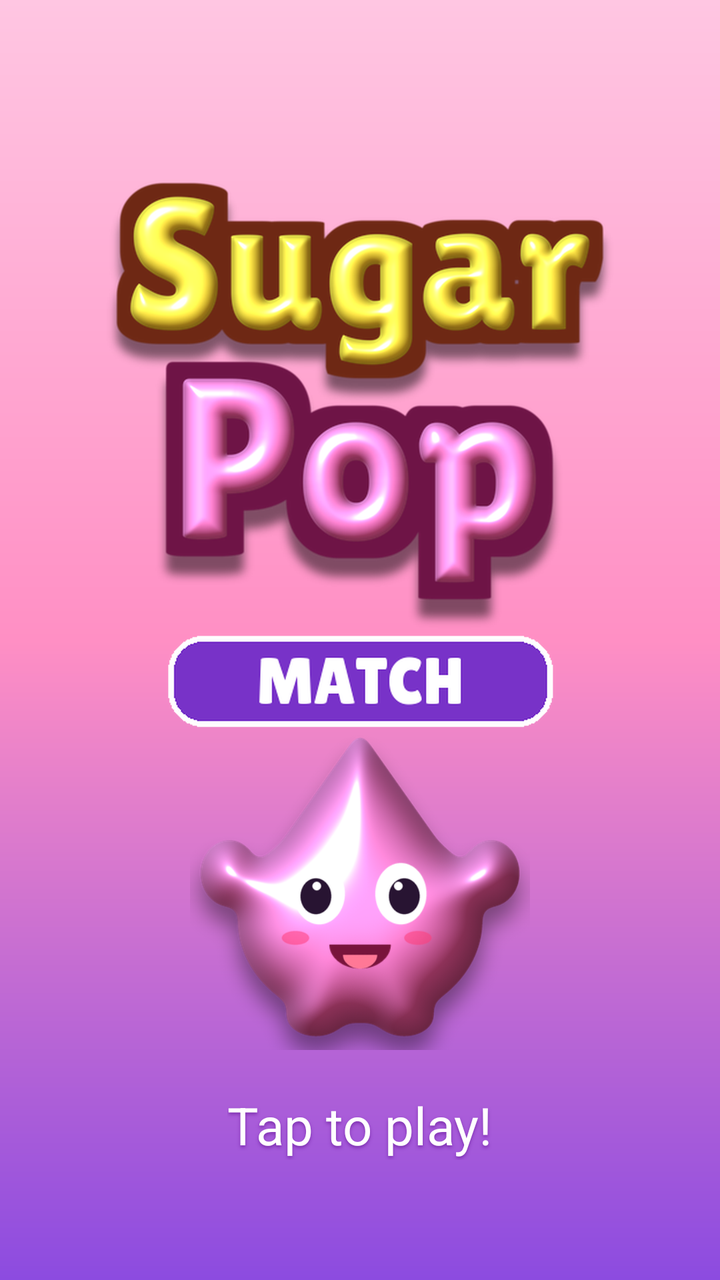
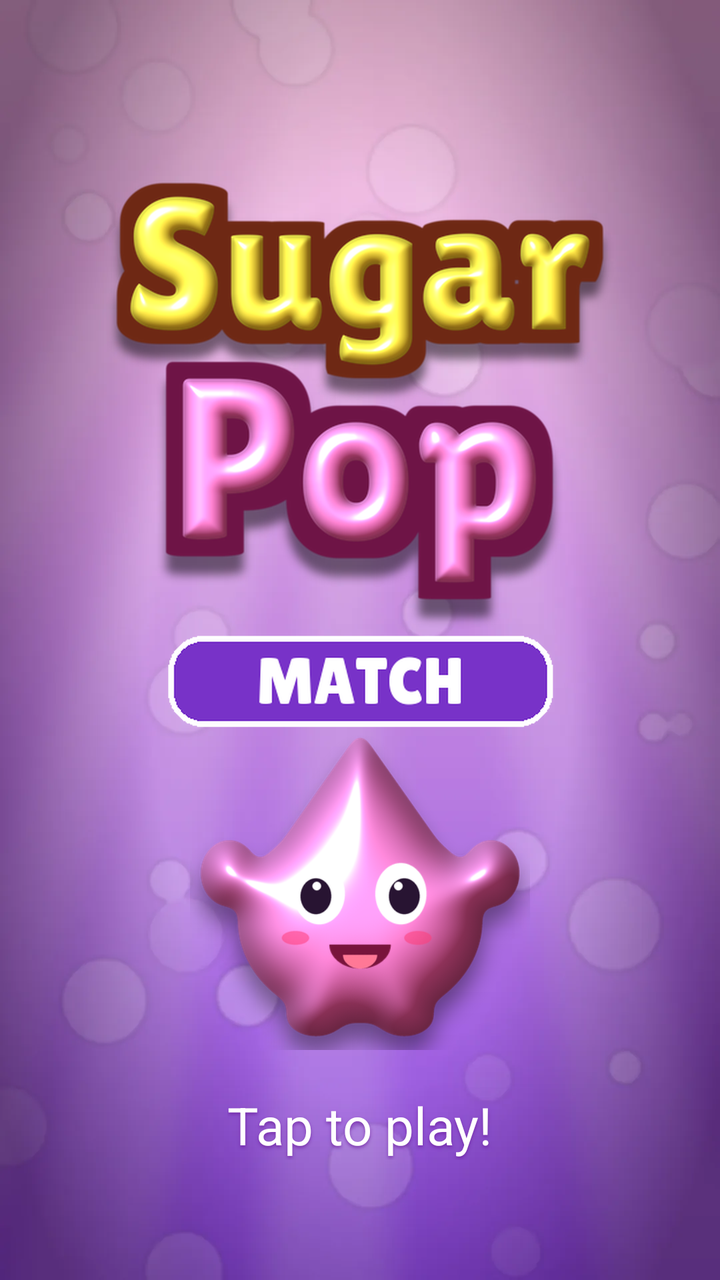

Screens rendered from an Android XML layout before and after an edit, with the pre-edit source and the edit as a unified diff.
<!-- AndroidManifest.xml: application theme AppTheme -->
<!-- res/layout/activity_main.xml -->
<?xml version="1.0" encoding="utf-8"?>
<LinearLayout xmlns:android="http://schemas.android.com/apk/res/android"
    android:id="@+id/root"
    android:layout_width="match_parent"
    android:layout_height="match_parent"
    android:background="#FFFFB6D5"
    android:orientation="vertical">

    <FrameLayout
        android:id="@+id/content"
        android:layout_width="match_parent"
        android:layout_height="0dp"
        android:layout_weight="1">

        
        <FrameLayout
            android:id="@+id/screenMap"
            android:layout_width="match_parent"
            android:layout_height="match_parent">

            <ScrollView
                android:id="@+id/mapScroll"
                android:layout_width="match_parent"
                android:layout_height="match_parent"
                android:overScrollMode="never"
                android:scrollbars="none">

                <com.sugarpop.match3.MapView
                    android:id="@+id/mapView"
                    android:layout_width="match_parent"
                    android:layout_height="wrap_content" />
            </ScrollView>

            
            <LinearLayout
                android:layout_width="match_parent"
                android:layout_height="wrap_content"
                android:background="@drawable/bar_top"
                android:elevation="6dp"
                android:gravity="center_vertical"
                android:orientation="horizontal"
                android:paddingStart="10dp"
                android:paddingTop="8dp"
                android:paddingEnd="10dp"
                android:paddingBottom="12dp">

                <FrameLayout
                    android:id="@+id/livesBox"
                    android:layout_width="wrap_content"
                    android:layout_height="wrap_content">

                    <TextView
                        android:id="@+id/lifeTimer"
                        style="@style/BarPill"
                        android:layout_marginStart="24dp"
                        android:paddingStart="30dp" />

                    <FrameLayout
                        android:layout_width="50dp"
                        android:layout_height="50dp">

                        <ImageView
                            android:layout_width="match_parent"
                            android:layout_height="match_parent"
                            android:contentDescription="@string/lives"
                            android:src="@drawable/ui_heart" />

                        <TextView
                            android:id="@+id/livesText"
                            android:layout_width="match_parent"
                            android:layout_height="match_parent"
                            android:gravity="center"
                            android:shadowColor="#AA8A0040"
                            android:shadowDy="2"
                            android:shadowRadius="3"
                            android:textColor="#FFFFFFFF"
                            android:textSize="20sp" />
                    </FrameLayout>
                </FrameLayout>

                <View
                    android:layout_width="0dp"
                    android:layout_height="1dp"
                    android:layout_weight="1" />

                <FrameLayout
                    android:id="@+id/coinsBox"
                    android:layout_width="wrap_content"
                    android:layout_height="wrap_content">

                    <TextView
                        android:id="@+id/mapCoins"
                        style="@style/BarPill"
                        android:layout_marginStart="22dp"
                        android:minWidth="80dp"
                        android:paddingStart="28dp" />

                    <ImageView
                        android:layout_width="46dp"
                        android:layout_height="46dp"
                        android:contentDescription="@string/coins"
                        android:src="@drawable/ui_coin" />
                </FrameLayout>

                <ImageView
                    android:id="@+id/btnSettings"
                    android:layout_width="48dp"
                    android:layout_height="48dp"
                    android:layout_marginStart="8dp"
                    android:contentDescription="@string/settings"
                    android:src="@drawable/ui_gear" />
            </LinearLayout>

            
            <LinearLayout
                android:layout_width="match_parent"
                android:layout_height="74dp"
                android:layout_gravity="bottom"
                android:background="@drawable/bar_bottom"
                android:elevation="6dp"
                android:orientation="horizontal">

                <LinearLayout
                    android:id="@+id/navMap"
                    style="@style/NavTab"
                    android:background="@drawable/nav_selected">

                    <ImageView
                        style="@style/NavIcon"
                        android:contentDescription="@string/nav_map"
                        android:src="@drawable/nav_map" />

                    <TextView
                        style="@style/NavLabel"
                        android:text="@string/nav_map" />
                </LinearLayout>

                <FrameLayout
                    android:layout_width="0dp"
                    android:layout_height="match_parent"
                    android:layout_weight="1">

                    <LinearLayout
                        android:id="@+id/navDaily"
                        style="@style/NavTab"
                        android:layout_width="match_parent">

                        <ImageView
                            style="@style/NavIcon"
                            android:contentDescription="@string/nav_daily"
                            android:src="@drawable/nav_daily" />

                        <TextView
                            style="@style/NavLabel"
                            android:text="@string/nav_daily" />
                    </LinearLayout>

                    <TextView
                        android:id="@+id/dailyBadge"
                        style="@style/Badge"
                        android:layout_gravity="top|end"
                        android:layout_marginTop="2dp"
                        android:layout_marginEnd="18dp"
                        android:text="!" />
                </FrameLayout>

                <LinearLayout
                    android:id="@+id/navShop"
                    style="@style/NavTab">

                    <ImageView
                        style="@style/NavIcon"
                        android:contentDescription="@string/nav_shop"
                        android:src="@drawable/nav_shop" />

                    <TextView
                        style="@style/NavLabel"
                        android:text="@string/nav_shop" />
                </LinearLayout>
            </LinearLayout>
        </FrameLayout>

        
        <FrameLayout
            android:id="@+id/screenGame"
            android:layout_width="match_parent"
            android:layout_height="match_parent"
            android:visibility="gone">

            <LinearLayout
                android:layout_width="match_parent"
                android:layout_height="match_parent"
                android:orientation="vertical">

                
                <FrameLayout
                    android:layout_width="match_parent"
                    android:layout_height="104dp"
                    android:background="@drawable/hud_bar"
                    android:elevation="6dp">

                    <LinearLayout
                        android:layout_width="match_parent"
                        android:layout_height="match_parent"
                        android:gravity="center_vertical"
                        android:orientation="horizontal"
                        android:paddingStart="10dp"
                        android:paddingEnd="10dp"
                        android:paddingBottom="8dp">

                        <LinearLayout
                            android:layout_width="0dp"
                            android:layout_height="wrap_content"
                            android:layout_weight="1"
                            android:orientation="vertical">

                            <com.sugarpop.match3.ScoreBar
                                android:id="@+id/scoreBar"
                                android:layout_width="match_parent"
                                android:layout_height="40dp" />

                            <TextView
                                android:id="@+id/scoreText"
                                android:layout_width="wrap_content"
                                android:layout_height="wrap_content"
                                android:layout_marginStart="4dp"
                                android:shadowColor="#88003040"
                                android:shadowDy="2"
                                android:shadowRadius="2"
                                android:textColor="#FFFFFFFF"
                                android:textSize="15sp" />
                        </LinearLayout>

                        <LinearLayout
                            android:layout_width="104dp"
                            android:layout_height="match_parent"
                            android:layout_marginStart="6dp"
                            android:layout_marginEnd="6dp"
                            android:background="@drawable/hud_notch"
                            android:gravity="center"
                            android:orientation="vertical">

                            <TextView
                                android:id="@+id/levelTitle"
                                android:layout_width="wrap_content"
                                android:layout_height="wrap_content"
                                android:textColor="#CC003A4A"
                                android:textSize="15sp" />

                            <FrameLayout
                                android:id="@+id/movesHolder"
                                android:layout_width="wrap_content"
                                android:layout_height="wrap_content" />
                        </LinearLayout>

                        <LinearLayout
                            android:layout_width="0dp"
                            android:layout_height="wrap_content"
                            android:layout_weight="1"
                            android:gravity="center"
                            android:orientation="horizontal">

                            <ImageView
                                android:id="@+id/goalIcon"
                                android:layout_width="46dp"
                                android:layout_height="46dp"
                                android:contentDescription="@string/goal" />

                            <FrameLayout
                                android:id="@+id/goalHolder"
                                android:layout_width="wrap_content"
                                android:layout_height="wrap_content"
                                android:layout_marginStart="2dp" />
                        </LinearLayout>
                    </LinearLayout>

                    <ImageView
                        android:id="@+id/btnPause"
                        android:layout_width="38dp"
                        android:layout_height="38dp"
                        android:layout_gravity="top|end"
                        android:layout_margin="4dp"
                        android:contentDescription="@string/menu"
                        android:src="@drawable/ui_gear" />
                </FrameLayout>

                <com.sugarpop.match3.BoardView
                    android:id="@+id/boardView"
                    android:layout_width="match_parent"
                    android:layout_height="0dp"
                    android:layout_weight="1" />

                
                <LinearLayout
                    android:layout_width="wrap_content"
                    android:layout_height="wrap_content"
                    android:layout_gravity="center_horizontal"
                    android:layout_marginBottom="8dp"
                    android:background="@drawable/booster_tray"
                    android:orientation="horizontal"
                    android:padding="6dp">

                    <FrameLayout
                        android:id="@+id/btnHammer"
                        style="@style/BoosterBox">

                        <ImageView
                            style="@style/BoosterIcon"
                            android:contentDescription="@string/hammer"
                            android:src="@drawable/boost_hammer" />

                        <TextView
                            android:id="@+id/badgeHammer"
                            style="@style/Badge"
                            android:layout_gravity="top|end" />
                    </FrameLayout>

                    <FrameLayout
                        android:id="@+id/btnSwap"
                        style="@style/BoosterBox">

                        <ImageView
                            style="@style/BoosterIcon"
                            android:contentDescription="@string/free_swap"
                            android:src="@drawable/boost_swap" />

                        <TextView
                            android:id="@+id/badgeSwap"
                            style="@style/Badge"
                            android:layout_gravity="top|end" />
                    </FrameLayout>

                    <FrameLayout
                        android:id="@+id/btnShuffle"
                        style="@style/BoosterBox">

                        <ImageView
                            style="@style/BoosterIcon"
                            android:contentDescription="@string/shuffle"
                            android:src="@drawable/boost_shuffle" />

                        <TextView
                            android:id="@+id/badgeShuffle"
                            style="@style/Badge"
                            android:layout_gravity="top|end" />
                    </FrameLayout>
                </LinearLayout>
            </LinearLayout>
        </FrameLayout>

        
        <FrameLayout
            android:id="@+id/splash"
            android:layout_width="match_parent"
            android:layout_height="match_parent"
            android:background="@drawable/bg_splash"
            android:clickable="true"
            android:focusable="true">

            <ImageView
                android:id="@+id/splashLogo"
                android:layout_width="300dp"
                android:layout_height="wrap_content"
                android:layout_gravity="center_horizontal"
                android:layout_marginTop="90dp"
                android:adjustViewBounds="true"
                android:contentDescription="@string/app_name"
                android:src="@drawable/logo" />

            <ImageView
                android:id="@+id/splashMascot"
                android:layout_width="170dp"
                android:layout_height="170dp"
                android:layout_gravity="center"
                android:layout_marginTop="120dp"
                android:contentDescription="@string/app_name"
                android:src="@drawable/mascot" />

            <TextView
                android:id="@+id/splashTap"
                android:layout_width="wrap_content"
                android:layout_height="wrap_content"
                android:layout_gravity="bottom|center_horizontal"
                android:layout_marginBottom="60dp"
                android:shadowColor="#AA6A1B9A"
                android:shadowDy="3"
                android:shadowRadius="4"
                android:text="@string/tap_to_play"
                android:textColor="#FFFFFFFF"
                android:textSize="26sp" />
        </FrameLayout>
    </FrameLayout>

    <FrameLayout
        android:id="@+id/adContainer"
        android:layout_width="match_parent"
        android:layout_height="wrap_content"
        android:background="#FF2A1240" />
</LinearLayout>
<!-- resources referenced by this layout -->
<resources>
  <!-- drawable bar_bottom (drawable) -->
  <?xml version="1.0" encoding="utf-8"?>
  <shape xmlns:android="http://schemas.android.com/apk/res/android">
      <gradient android:angle="270" android:endColor="#FFF07AB5" android:startColor="#FFFFB3D6" />
      <stroke android:width="2dp" android:color="#FFE0559B" />
  </shape>
  <!-- drawable bar_top (drawable) -->
  <?xml version="1.0" encoding="utf-8"?>
  <shape xmlns:android="http://schemas.android.com/apk/res/android">
      <gradient android:angle="270" android:endColor="#FFF9A8CF" android:startColor="#FFFFD1E6" />
      <corners android:bottomLeftRadius="22dp" android:bottomRightRadius="22dp" />
      <stroke android:width="2dp" android:color="#FFF06FAE" />
  </shape>
  <!-- drawable bg_splash (drawable) -->
  <?xml version="1.0" encoding="utf-8"?>
  <shape xmlns:android="http://schemas.android.com/apk/res/android">
      <gradient android:angle="270" android:centerColor="#FFFF8FC4" android:endColor="#FF8C4BE0" android:startColor="#FFFFC6E2" />
  </shape>
  <!-- drawable booster_tray (drawable) -->
  <?xml version="1.0" encoding="utf-8"?>
  <shape xmlns:android="http://schemas.android.com/apk/res/android">
      <solid android:color="#5520C060" />
      <corners android:radius="44dp" />
      <stroke android:width="2dp" android:color="#66FFFFFF" />
  </shape>
  <!-- drawable hud_bar (drawable) -->
  <?xml version="1.0" encoding="utf-8"?>
  <shape xmlns:android="http://schemas.android.com/apk/res/android">
      <gradient android:angle="270" android:endColor="#FF35B6E8" android:startColor="#FF7FDBF5" />
      <corners android:bottomLeftRadius="26dp" android:bottomRightRadius="26dp" />
      <stroke android:width="2dp" android:color="#FFB9F0FF" />
  </shape>
  <!-- drawable hud_notch (drawable) -->
  <?xml version="1.0" encoding="utf-8"?>
  <shape xmlns:android="http://schemas.android.com/apk/res/android">
      <gradient android:angle="270" android:endColor="#FF9EE6FA" android:startColor="#FFD6F6FF" />
      <corners android:bottomLeftRadius="30dp" android:bottomRightRadius="30dp" />
  </shape>
  <!-- drawable nav_selected (drawable) -->
  <?xml version="1.0" encoding="utf-8"?>
  <shape xmlns:android="http://schemas.android.com/apk/res/android">
      <gradient android:angle="270" android:endColor="#FFFFD6EA" android:startColor="#FFFFFFFF" />
  </shape>
  <string name="coins">Coins</string>
  <string name="goal">Goal</string>
  <string name="lives">Lives</string>
  <string name="menu">Menu</string>
  <string name="nav_map">Map</string>
  <string name="nav_shop">Shop</string>
  <style name="Badge">
          <item name="android:layout_width">26dp</item>
          <item name="android:layout_height">26dp</item>
          <item name="android:background">@drawable/badge</item>
          <item name="android:gravity">center</item>
          <item name="android:textColor">#FFFFFFFF</item>
          <item name="android:textSize">14sp</item>
      </style>
  <style name="BarPill">
          <item name="android:layout_width">wrap_content</item>
          <item name="android:layout_height">36dp</item>
          <item name="android:layout_gravity">center_vertical</item>
          <item name="android:background">@drawable/bar_pill</item>
          <item name="android:gravity">center</item>
          <item name="android:minWidth">96dp</item>
          <item name="android:paddingEnd">12dp</item>
          <item name="android:textColor">#FF9E1F5C</item>
          <item name="android:textSize">18sp</item>
      </style>
  <!-- drawable badge (drawable) -->
  <?xml version="1.0" encoding="utf-8"?>
  <shape xmlns:android="http://schemas.android.com/apk/res/android" android:shape="oval">
      <solid android:color="#FFFF2D7A" />
      <stroke android:width="2dp" android:color="#FFFFFFFF" />
  </shape>
  <!-- drawable bar_pill (drawable) -->
  <?xml version="1.0" encoding="utf-8"?>
  <shape xmlns:android="http://schemas.android.com/apk/res/android">
      <solid android:color="#FFFFF4F8" />
      <corners android:radius="16dp" />
      <stroke android:width="2dp" android:color="#FFF3A3C8" />
  </shape>
  <!-- unchanged entries left out for length: 24 -->
</resources>

<!-- the commit's change to res/layout/activity_main.xml (unified diff, before → after) -->
@@ -36,7 +36,6 @@
                 android:layout_width="match_parent"
                 android:layout_height="wrap_content"
                 android:background="@drawable/bar_top"
-                android:elevation="6dp"
                 android:gravity="center_vertical"
                 android:orientation="horizontal"
                 android:paddingStart="10dp"
@@ -114,10 +113,9 @@
             
             <LinearLayout
                 android:layout_width="match_parent"
-                android:layout_height="74dp"
+                android:layout_height="82dp"
                 android:layout_gravity="bottom"
                 android:background="@drawable/bar_bottom"
-                android:elevation="6dp"
                 android:orientation="horizontal">
 
                 <LinearLayout
@@ -195,9 +193,8 @@
                 
                 <FrameLayout
                     android:layout_width="match_parent"
-                    android:layout_height="104dp"
-                    android:background="@drawable/hud_bar"
-                    android:elevation="6dp">
+                    android:layout_height="112dp"
+                    android:background="@drawable/hud_bar">
 
                     <LinearLayout
                         android:layout_width="match_parent"
@@ -232,20 +229,25 @@
                         </LinearLayout>
 
                         <LinearLayout
-                            android:layout_width="104dp"
-                            android:layout_height="match_parent"
-                            android:layout_marginStart="6dp"
-                            android:layout_marginEnd="6dp"
-                            android:background="@drawable/hud_notch"
+                            android:layout_width="100dp"
+                            android:layout_height="100dp"
+                            android:layout_marginStart="4dp"
+                            android:layout_marginEnd="4dp"
+                            android:layout_marginTop="4dp"
+                            android:background="@drawable/moves_plate"
                             android:gravity="center"
-                            android:orientation="vertical">
+                            android:orientation="vertical"
+                            android:paddingBottom="6dp">
 
                             <TextView
                                 android:id="@+id/levelTitle"
                                 android:layout_width="wrap_content"
                                 android:layout_height="wrap_content"
-                                android:textColor="#CC003A4A"
-                                android:textSize="15sp" />
+                                android:shadowColor="#AA003A4A"
+                                android:shadowDy="1"
+                                android:shadowRadius="2"
+                                android:textColor="#FFFFFFFF"
+                                android:textSize="12sp" />
 
                             <FrameLayout
                                 android:id="@+id/movesHolder"
<!-- resource entries referenced after the edit -->
@@ -1,48 +1,27 @@
 <!-- resources referenced by this layout -->
 <resources>
-  <!-- drawable bar_bottom (drawable) -->
-  <?xml version="1.0" encoding="utf-8"?>
-  <shape xmlns:android="http://schemas.android.com/apk/res/android">
-      <gradient android:angle="270" android:endColor="#FFF07AB5" android:startColor="#FFFFB3D6" />
-      <stroke android:width="2dp" android:color="#FFE0559B" />
-  </shape>
-  <!-- drawable bar_top (drawable) -->
-  <?xml version="1.0" encoding="utf-8"?>
-  <shape xmlns:android="http://schemas.android.com/apk/res/android">
-      <gradient android:angle="270" android:endColor="#FFF9A8CF" android:startColor="#FFFFD1E6" />
-      <corners android:bottomLeftRadius="22dp" android:bottomRightRadius="22dp" />
-      <stroke android:width="2dp" android:color="#FFF06FAE" />
-  </shape>
-  <!-- drawable bg_splash (drawable) -->
-  <?xml version="1.0" encoding="utf-8"?>
-  <shape xmlns:android="http://schemas.android.com/apk/res/android">
-      <gradient android:angle="270" android:centerColor="#FFFF8FC4" android:endColor="#FF8C4BE0" android:startColor="#FFFFC6E2" />
-  </shape>
+  <!-- drawable bar_bottom: png bitmap (drawable-xxhdpi, 19547 bytes) -->
+  <!-- drawable bar_top: png bitmap (drawable-xxhdpi, 12884 bytes) -->
+  <!-- drawable bg_splash: webp bitmap (drawable-nodpi, 16966 bytes) -->
   <!-- drawable booster_tray (drawable) -->
   <?xml version="1.0" encoding="utf-8"?>
   <shape xmlns:android="http://schemas.android.com/apk/res/android">
-      <solid android:color="#5520C060" />
-      <corners android:radius="44dp" />
-      <stroke android:width="2dp" android:color="#66FFFFFF" />
+      <gradient android:angle="270" android:endColor="#33FFFFFF" android:startColor="#66FFFFFF" />
+      <corners android:radius="46dp" />
+      <stroke android:width="2dp" android:color="#99FFFFFF" />
   </shape>
-  <!-- drawable hud_bar (drawable) -->
-  <?xml version="1.0" encoding="utf-8"?>
-  <shape xmlns:android="http://schemas.android.com/apk/res/android">
-      <gradient android:angle="270" android:endColor="#FF35B6E8" android:startColor="#FF7FDBF5" />
-      <corners android:bottomLeftRadius="26dp" android:bottomRightRadius="26dp" />
-      <stroke android:width="2dp" android:color="#FFB9F0FF" />
-  </shape>
-  <!-- drawable hud_notch (drawable) -->
-  <?xml version="1.0" encoding="utf-8"?>
-  <shape xmlns:android="http://schemas.android.com/apk/res/android">
-      <gradient android:angle="270" android:endColor="#FF9EE6FA" android:startColor="#FFD6F6FF" />
-      <corners android:bottomLeftRadius="30dp" android:bottomRightRadius="30dp" />
-  </shape>
+  <!-- drawable hud_bar: png bitmap (drawable-xxhdpi, 12440 bytes) -->
+  <!-- drawable moves_plate: png bitmap (drawable-nodpi, 56347 bytes) -->
   <!-- drawable nav_selected (drawable) -->
   <?xml version="1.0" encoding="utf-8"?>
-  <shape xmlns:android="http://schemas.android.com/apk/res/android">
-      <gradient android:angle="270" android:endColor="#FFFFD6EA" android:startColor="#FFFFFFFF" />
-  </shape>
+  <inset xmlns:android="http://schemas.android.com/apk/res/android"
+      android:insetLeft="10dp" android:insetTop="10dp" android:insetRight="10dp" android:insetBottom="14dp">
+      <shape>
+          <gradient android:angle="270" android:endColor="#55FFFFFF" android:startColor="#CCFFFFFF" />
+          <corners android:radius="18dp" />
+          <stroke android:width="2dp" android:color="#FFFFFFFF" />
+      </shape>
+  </inset>
   <string name="coins">Coins</string>
   <string name="goal">Goal</string>
   <string name="lives">Lives</string>
@@ -50,16 +29,16 @@
   <string name="nav_map">Map</string>
   <string name="nav_shop">Shop</string>
   <style name="Badge">
-          <item name="android:layout_width">26dp</item>
-          <item name="android:layout_height">26dp</item>
-          <item name="android:background">@drawable/badge</item>
+          <item name="android:layout_width">28dp</item>
+          <item name="android:layout_height">28dp</item>
+          <item name="android:background">@drawable/badge_dot</item>
           <item name="android:gravity">center</item>
           <item name="android:textColor">#FFFFFFFF</item>
           <item name="android:textSize">14sp</item>
       </style>
   <style name="BarPill">
           <item name="android:layout_width">wrap_content</item>
-          <item name="android:layout_height">36dp</item>
+          <item name="android:layout_height">40dp</item>
           <item name="android:layout_gravity">center_vertical</item>
           <item name="android:background">@drawable/bar_pill</item>
           <item name="android:gravity">center</item>
@@ -68,19 +47,8 @@
           <item name="android:textColor">#FF9E1F5C</item>
           <item name="android:textSize">18sp</item>
       </style>
-  <!-- drawable badge (drawable) -->
-  <?xml version="1.0" encoding="utf-8"?>
-  <shape xmlns:android="http://schemas.android.com/apk/res/android" android:shape="oval">
-      <solid android:color="#FFFF2D7A" />
-      <stroke android:width="2dp" android:color="#FFFFFFFF" />
-  </shape>
-  <!-- drawable bar_pill (drawable) -->
-  <?xml version="1.0" encoding="utf-8"?>
-  <shape xmlns:android="http://schemas.android.com/apk/res/android">
-      <solid android:color="#FFFFF4F8" />
-      <corners android:radius="16dp" />
-      <stroke android:width="2dp" android:color="#FFF3A3C8" />
-  </shape>
+  <!-- drawable badge_dot: png bitmap (drawable-nodpi, 11080 bytes) -->
+  <!-- drawable bar_pill: png bitmap (drawable-xxhdpi, 10563 bytes) -->
   <!-- unchanged entries left out for length: 24 -->
 </resources>
 
